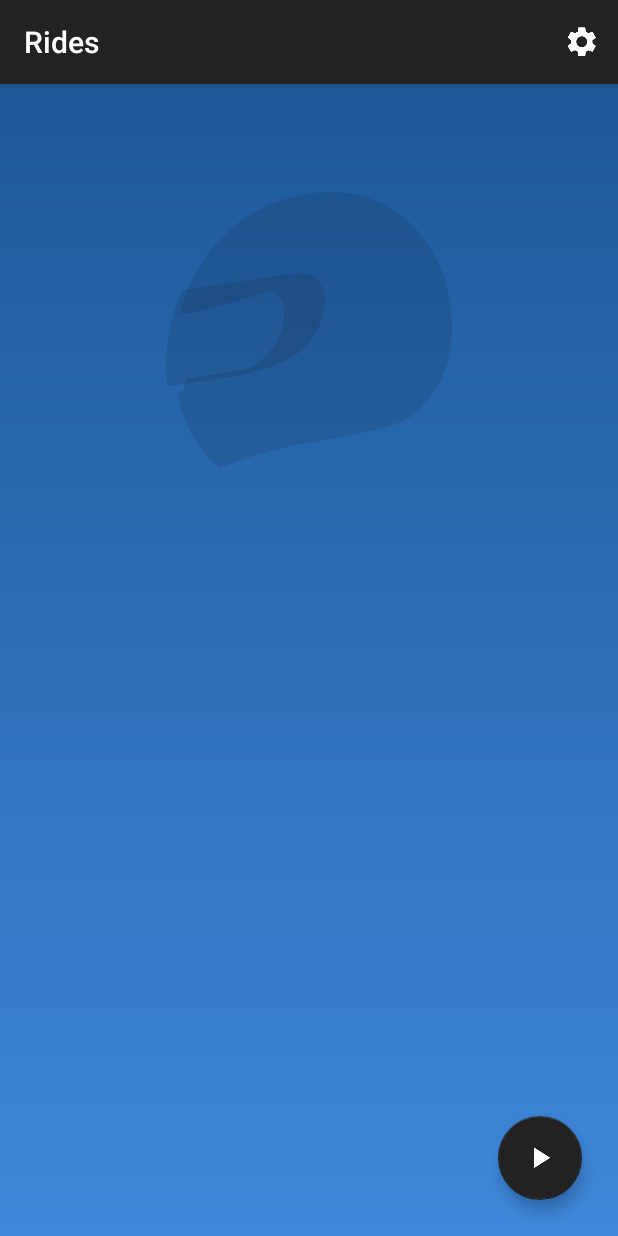
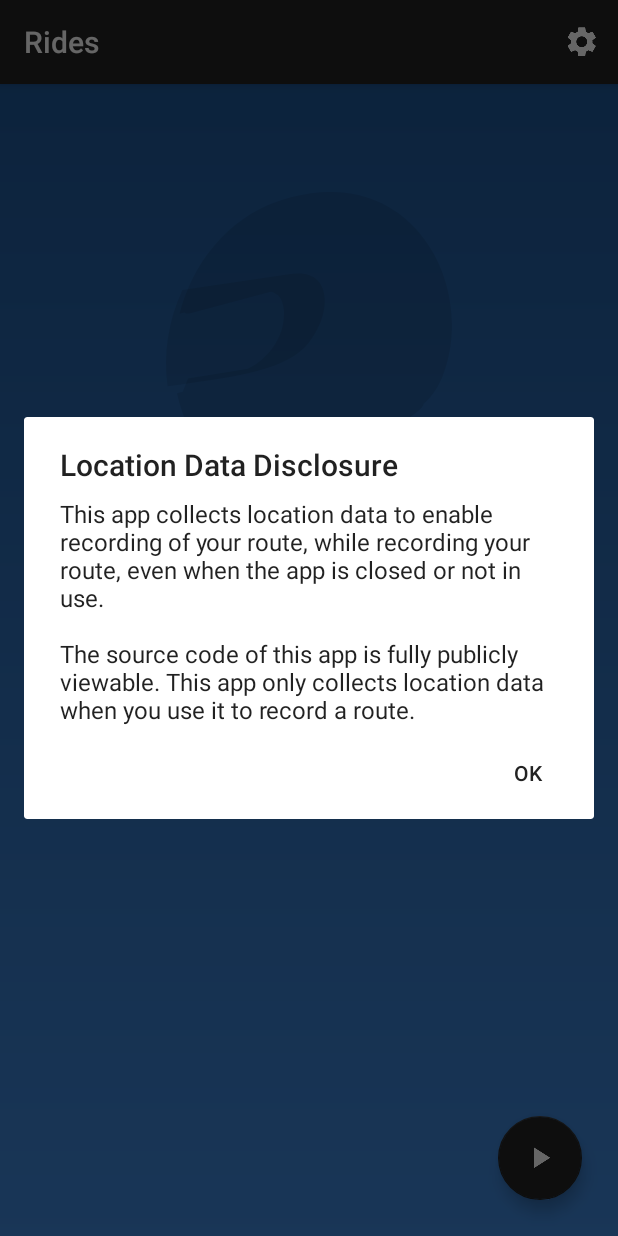
Before and after one commit to markusfisch/MotoScore, an Android app: the screen it shows after launch (MainActivity), after a tap on "@string/", on a phone screen of 412 x 824 dp. Run offline under Robolectric (Android 15) with nearby library versions, the phone set to English and light mode, and no system bars; 3 statements that could not run were skipped.

Commit message:
Show disclosure pop-up before asking for location
Apparently it's required to show the "prominent disclosure pop-up
alert" immediately before asking for permission to use the location
data.

Well, then, crossing fingers for another spin ;)

```diff
--- a/app/src/main/java/de/markusfisch/android/motoscore/activity/MainActivity.java
+++ b/app/src/main/java/de/markusfisch/android/motoscore/activity/MainActivity.java
@@ -207,12 +207,6 @@ public class MainActivity extends AppCompatActivity {
 		});
 
 		registerForContextMenu(listView);
-
-		if (Build.VERSION.SDK_INT > Build.VERSION_CODES.P &&
-				!MotoScoreApp.preferences.disclosureShown()) {
-			showDisclosureDialog();
-			MotoScoreApp.preferences.setDisclosureShown();
-		}
 	}
 
 	@Override
@@ -315,14 +309,6 @@ public class MainActivity extends AppCompatActivity {
 		return false;
 	}
 
-	private void showDisclosureDialog() {
-		new AlertDialog.Builder(this)
-				.setTitle(R.string.background_disclosure)
-				.setMessage(R.string.background_disclosure_info)
-				.setPositiveButton(android.R.string.ok, null)
-				.show();
-	}
-
 	private void startStop() {
 		if (service == null) {
 			return;
@@ -348,6 +334,10 @@ public class MainActivity extends AppCompatActivity {
 	}
 
 	private boolean requestLocationPermissions() {
+		if (!MotoScoreApp.preferences.disclosureShown()) {
+			showDisclosureDialog();
+			return false;
+		}
 		ArrayList<String> permissions = new ArrayList<>();
 		permissions.add(Manifest.permission.ACCESS_COARSE_LOCATION);
 		permissions.add(Manifest.permission.ACCESS_FINE_LOCATION);
@@ -361,6 +351,22 @@ public class MainActivity extends AppCompatActivity {
 		ArrayList<String> permissions = new ArrayList<>();
 		permissions.add(Manifest.permission.ACCESS_BACKGROUND_LOCATION);
 		return requestPermissions(this, permissions);
+	}
+
+	private void showDisclosureDialog() {
+		new AlertDialog.Builder(this)
+				.setTitle(R.string.background_disclosure)
+				.setMessage(R.string.background_disclosure_info)
+				.setPositiveButton(android.R.string.ok,
+						new DialogInterface.OnClickListener() {
+							@Override
+							public void onClick(DialogInterface dialog,
+									int which) {
+								MotoScoreApp.preferences.setDisclosureShown();
+								requestLocationPermissions();
+							}
+						})
+				.show();
 	}
 
 	private boolean requestMapPermissions() {
--- a/app/src/main/res/values/strings.xml
+++ b/app/src/main/res/values/strings.xml
@@ -47,5 +47,5 @@
 	<string name="successfully_imported">Successfully imported</string>
 	<string name="no_rides">No rides available</string>
 	<string name="background_disclosure">Location Data Disclosure</string>
-	<string name="background_disclosure_info">This app collects location data to enable recording of your route, while recording your route, even when the app is closed or not in use.</string>
+	<string name="background_disclosure_info">This app collects location data to enable recording of your route, while recording your route, even when the app is closed or not in use.\n\nThe source code of this app is fully publicly viewable. This app only collects location data when you use it to record a route.</string>
 </resources>
```
Also changed, not shown: 1 other file.
